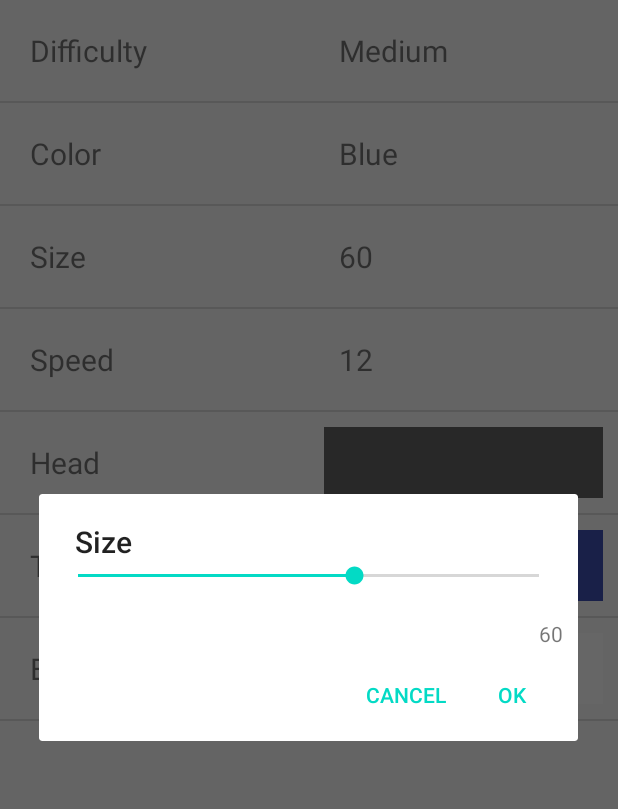
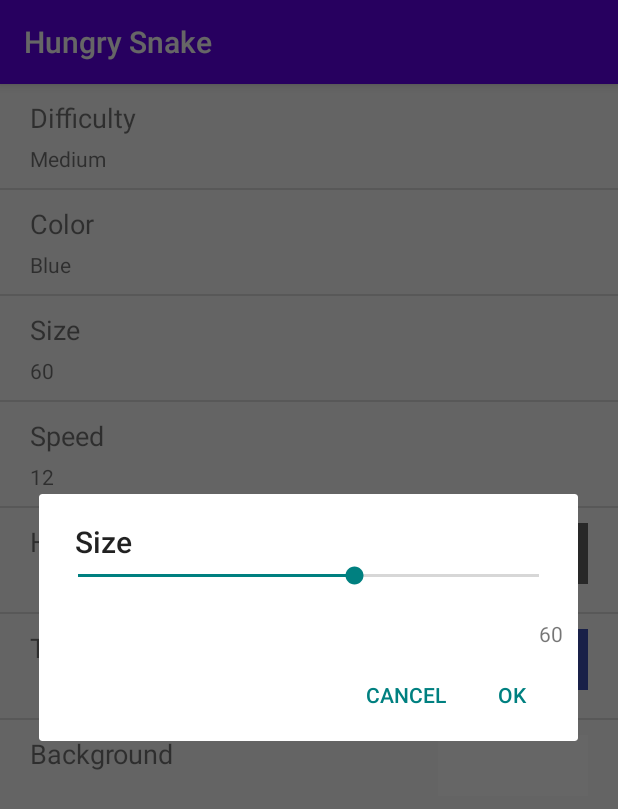
Before and after one commit to vik7am/Hungry-Snake, an Android app: the Setting screen opened directly, with no data from a screen before it, after a tap on "Size", on a phone screen of 412 x 824 dp. Shown: the top 809 px of the screen. Run offline under Robolectric (Android 15) with nearby library versions, the phone set to English and light mode, and no system bars.

Commit message:
Ui improvements in setting

```diff
--- a/app/src/main/java/com/vikrant/hungrysnake/MainActivity.java
+++ b/app/src/main/java/com/vikrant/hungrysnake/MainActivity.java
@@ -11,8 +11,6 @@ import android.os.Handler;
 import android.view.Menu;
 import android.view.MenuItem;
 import android.view.View;
-import android.view.ViewGroup;
-import android.widget.Button;
 
 public class MainActivity extends AppCompatActivity implements OnClickListener {
 
--- a/app/src/main/java/com/vikrant/hungrysnake/Setting.java
+++ b/app/src/main/java/com/vikrant/hungrysnake/Setting.java
@@ -7,6 +7,8 @@ import android.content.Context;
 import android.content.DialogInterface;
 import android.graphics.Color;
 import android.view.LayoutInflater;
+import android.view.Menu;
+import android.view.MenuItem;
 import android.view.View;
 import android.view.ViewGroup;
 import android.widget.AdapterView;
@@ -16,7 +18,9 @@ import android.widget.ListView;
 import android.widget.SeekBar;
 import android.widget.TextView;
 
-public class Setting extends Activity{
+import androidx.appcompat.app.AppCompatActivity;
+
+public class Setting extends AppCompatActivity{
 
 
     ListView listView;
@@ -30,6 +34,12 @@ public class Setting extends Activity{
         myAdapter=new MyAdapter(this);
         listView.setAdapter(myAdapter);
         listView.setOnItemClickListener(myAdapter);
+    }
+
+    @Override
+    public boolean onCreateOptionsMenu(Menu menu) {
+        getMenuInflater().inflate(R.menu.setting, menu);
+        return true;
     }
 
     class MyAdapter extends BaseAdapter implements AdapterView.OnItemClickListener, android.content.DialogInterface.OnClickListener, SeekBar.OnSeekBarChangeListener
@@ -75,7 +85,7 @@ public class Setting extends Activity{
         public View getView(int position, View convertView, ViewGroup parent) {
             if(convertView==null)
             {
-                convertView= LayoutInflater.from(context).inflate(R.layout.row, parent,false);
+                convertView= LayoutInflater.from(context).inflate(R.layout.setting_row, parent,false);
             }
             ((TextView)convertView.findViewById(R.id.textView1)).setText(label[position]);
             ((TextView)convertView.findViewById(R.id.textView2)).setText(getData(position,convertView));
@@ -97,9 +107,12 @@ public class Setting extends Activity{
                 case 1: return ""+color[gameData.DEFAULT_COLOR];
                 case 2: return ""+gameData.SIZE;
                 case 3: return ""+gameData.SPEED;
-                case 4: ((TextView)v.findViewById(R.id.textView2)).setBackgroundColor(gameData.HRGB); break;
-                case 5: ((TextView)v.findViewById(R.id.textView2)).setBackgroundColor(gameData.TRGB); break;
-                case 6: ((TextView)v.findViewById(R.id.textView2)).setBackgroundColor(gameData.BRGB); break;
+                case 4: ((TextView)v.findViewById(R.id.textView3)).setBackgroundColor(gameData.HRGB);
+                        ((TextView)v.findViewById(R.id.textView3)).setVisibility(View.VISIBLE);break;
+                case 5: ((TextView)v.findViewById(R.id.textView3)).setBackgroundColor(gameData.TRGB);
+                        ((TextView)v.findViewById(R.id.textView3)).setVisibility(View.VISIBLE);break;
+                case 6: ((TextView)v.findViewById(R.id.textView3)).setBackgroundColor(gameData.BRGB);
+                        ((TextView)v.findViewById(R.id.textView3)).setVisibility(View.VISIBLE);break;
             }
             return "";
         }
--- a/app/src/main/res/layout/activity_setting.xml
+++ b/app/src/main/res/layout/activity_setting.xml
@@ -1,24 +1,15 @@
 <?xml version="1.0" encoding="utf-8"?>
-<androidx.constraintlayout.widget.ConstraintLayout xmlns:android="http://schemas.android.com/apk/res/android"
-    xmlns:app="http://schemas.android.com/apk/res-auto"
+    <LinearLayout
+        xmlns:android="http://schemas.android.com/apk/res/android"
         xmlns:tools="http://schemas.android.com/tools"
+        tools:context=".Setting"
         android:layout_width="match_parent"
-    android:layout_height="match_parent"
-    tools:context=".Setting">
-
-    <LinearLayout
-        android:layout_width="match_parent"
-        android:layout_height="match_parent"
-        android:orientation="vertical" >
+        android:layout_height="match_parent">
 
             <ListView
                 android:id="@+id/listView1"
                 android:layout_width="match_parent"
                 android:layout_height="match_parent" >
-
-
-
             </ListView>
 
     </LinearLayout>
-</androidx.constraintlayout.widget.ConstraintLayout>
--- a/app/src/main/res/layout/dialog.xml
+++ b/app/src/main/res/layout/dialog.xml
@@ -1,11 +1,9 @@
 <?xml version="1.0" encoding="utf-8"?>
-<androidx.constraintlayout.widget.ConstraintLayout
-    xmlns:android="http://schemas.android.com/apk/res/android"
-    xmlns:app="http://schemas.android.com/apk/res-auto"
-    android:layout_width="match_parent"
-    android:layout_height="match_parent">
+
 
     <LinearLayout
+        xmlns:android="http://schemas.android.com/apk/res/android"
+        xmlns:app="http://schemas.android.com/apk/res-auto"
         android:layout_width="match_parent"
         android:layout_height="wrap_content"
         android:orientation="vertical"
@@ -31,5 +29,3 @@
 
 
     </LinearLayout>
-
-</androidx.constraintlayout.widget.ConstraintLayout>
--- a/app/src/main/res/layout/dialog_layout.xml
+++ b/app/src/main/res/layout/dialog_layout.xml
@@ -1,10 +1,9 @@
 <?xml version="1.0" encoding="utf-8"?>
-<androidx.constraintlayout.widget.ConstraintLayout
-    xmlns:android="http://schemas.android.com/apk/res/android" android:layout_width="match_parent"
-    android:layout_height="match_parent">
+
 
 
     <LinearLayout
+        xmlns:android="http://schemas.android.com/apk/res/android"
         android:layout_width="match_parent"
         android:layout_height="match_parent"
         android:id="@+id/myll"
@@ -120,4 +119,3 @@
             android:layout_height="wrap_content" />
 
     </LinearLayout>
-</androidx.constraintlayout.widget.ConstraintLayout>
--- a/app/src/main/res/layout/row.xml
+++ /dev/null
@@ -1,34 +0,0 @@
-<?xml version="1.0" encoding="utf-8"?>
-<androidx.constraintlayout.widget.ConstraintLayout
-    xmlns:android="http://schemas.android.com/apk/res/android"
-    xmlns:app="http://schemas.android.com/apk/res-auto"
-    android:layout_width="match_parent"
-    android:layout_height="match_parent">
-
-    <LinearLayout
-        android:layout_width="match_parent"
-        android:layout_height="wrap_content"
-        android:orientation="horizontal"
-        app:layout_constraintTop_toTopOf="parent">
-
-        <TextView
-            android:id="@+id/textView1"
-            android:layout_width="0dp"
-            android:layout_height="wrap_content"
-            android:layout_margin="10dp"
-            android:layout_weight="1"
-            android:padding="10dp"
-            android:text="TextView"
-            android:textSize="20sp" />
-
-        <TextView
-            android:id="@+id/textView2"
-            android:layout_width="0dp"
-            android:layout_height="wrap_content"
-            android:layout_margin="10dp"
-            android:layout_weight="1"
-            android:padding="10dp"
-            android:text="TextView"
-            android:textSize="20sp" />
-    </LinearLayout>
-</androidx.constraintlayout.widget.ConstraintLayout>
--- /dev/null
+++ b/app/src/main/res/layout/setting_row.xml
@@ -0,0 +1,45 @@
+<?xml version="1.0" encoding="utf-8"?>
+<androidx.constraintlayout.widget.ConstraintLayout xmlns:android="http://schemas.android.com/apk/res/android"
+    xmlns:app="http://schemas.android.com/apk/res-auto"
+    xmlns:tools="http://schemas.android.com/tools"
+    android:layout_width="match_parent"
+    android:layout_height="wrap_content">
+
+    <TextView
+        android:id="@+id/textView1"
+        android:layout_width="wrap_content"
+        android:layout_height="wrap_content"
+        android:layout_marginStart="20dp"
+        android:layout_marginTop="10dp"
+        android:text="Difficulty"
+        android:textSize="18sp"
+        app:layout_constraintStart_toStartOf="parent"
+        app:layout_constraintTop_toTopOf="parent" />
+
+    <TextView
+        android:id="@+id/textView2"
+        android:layout_width="wrap_content"
+        android:layout_height="wrap_content"
+        android:layout_marginStart="20dp"
+        android:layout_marginTop="5dp"
+        android:layout_marginBottom="10dp"
+        android:text="Medium"
+        android:textSize="14sp"
+        app:layout_constraintBottom_toBottomOf="parent"
+        app:layout_constraintStart_toStartOf="parent"
+        app:layout_constraintTop_toBottomOf="@+id/textView1" />
+
+    <TextView
+        android:id="@+id/textView3"
+        android:layout_width="wrap_content"
+        android:layout_height="wrap_content"
+        android:layout_marginTop="10dp"
+        android:layout_marginEnd="20dp"
+        android:text=""
+        android:minWidth="100dp"
+        android:textSize="30sp"
+        android:visibility="invisible"
+        app:layout_constraintEnd_toEndOf="parent"
+        app:layout_constraintTop_toTopOf="parent" />
+
+</androidx.constraintlayout.widget.ConstraintLayout>
--- a/app/src/main/res/menu/setting.xml
+++ b/app/src/main/res/menu/setting.xml
@@ -3,10 +3,6 @@
     xmlns:tools="http://schemas.android.com/tools"
     tools:context="com.game.hungrysnake.Setting" >
 
-    <item
-        android:id="@+id/action_settings"
-        android:orderInCategory="100"
-        android:title="action_settings"
-        app:showAsAction="never" />
+
 
 </menu>
--- a/app/src/main/res/values/colors.xml
+++ b/app/src/main/res/values/colors.xml
@@ -2,5 +2,5 @@
 <resources>
     <color name="colorPrimary">#6200EE</color>
     <color name="colorPrimaryDark">#3700B3</color>
-    <color name="colorAccent">#03DAC5</color>
+    <color name="colorAccent">#008080</color>
 </resources>
```
Lines whose indentation alone changed are shown as unchanged.
